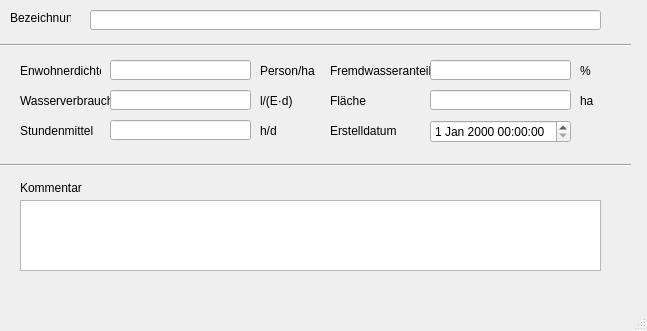
First picture: the form in qkan/importhe/templates/teilgebiete.ui, repository hoettges/QKan, before the edit.
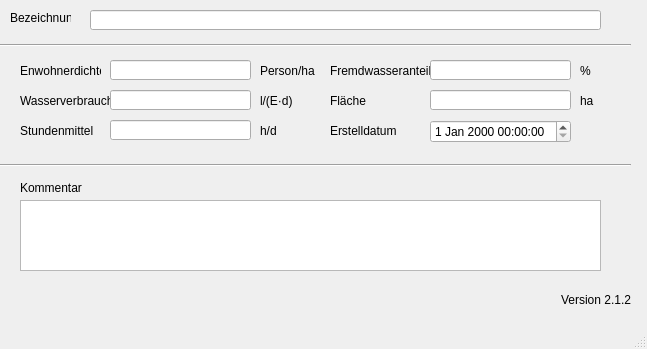
Second picture: the form after the edit. Custom widgets are drawn as their Qt base class.

```diff
--- a/qkan/importhe/templates/teilgebiete.ui
+++ b/qkan/importhe/templates/teilgebiete.ui
@@ -10,7 +10,7 @@
     <x>0</x>
     <y>0</y>
     <width>647</width>
-    <height>331</height>
+    <height>349</height>
    </rect>
   </property>
   <property name="windowTitle">
@@ -292,6 +292,25 @@
      </rect>
     </property>
    </widget>
+   <widget class="QLabel" name="lb_version">
+    <property name="geometry">
+     <rect>
+      <x>560</x>
+      <y>290</y>
+      <width>71</width>
+      <height>20</height>
+     </rect>
+    </property>
+    <property name="toolTip">
+     <string>Version QKan Import</string>
+    </property>
+    <property name="text">
+     <string>Version 2.1.2</string>
+    </property>
+    <property name="alignment">
+     <set>Qt::AlignRight|Qt::AlignTrailing|Qt::AlignVCenter</set>
+    </property>
+   </widget>
   </widget>
   <widget class="QMenuBar" name="menubar">
    <property name="geometry">
```
